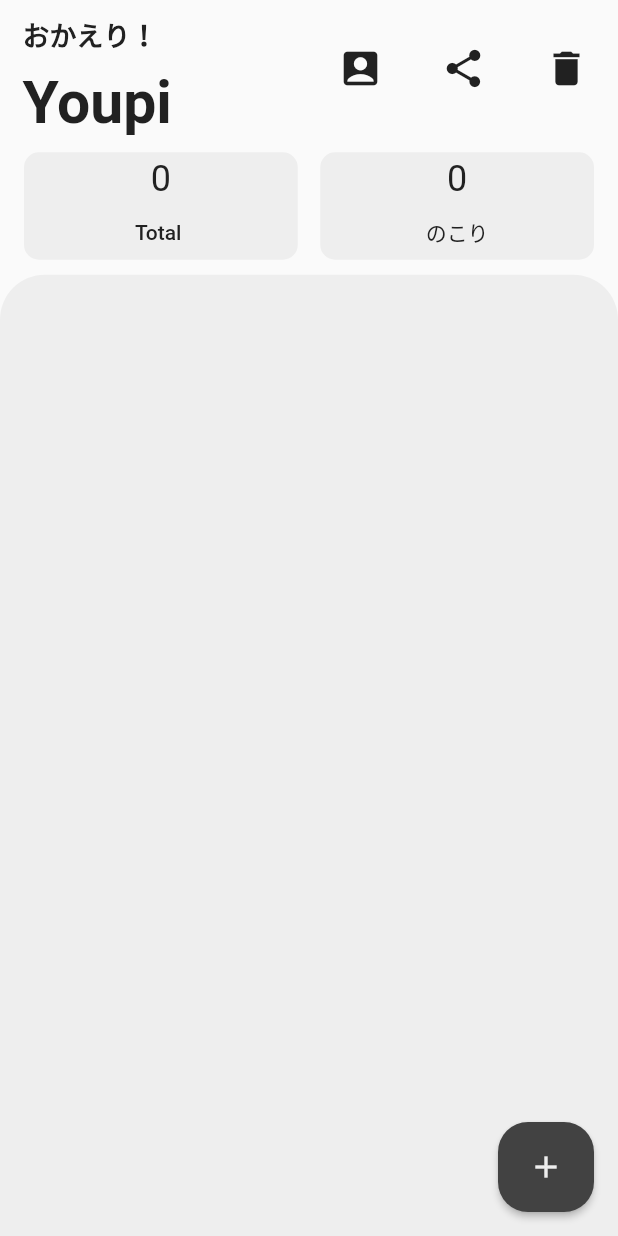
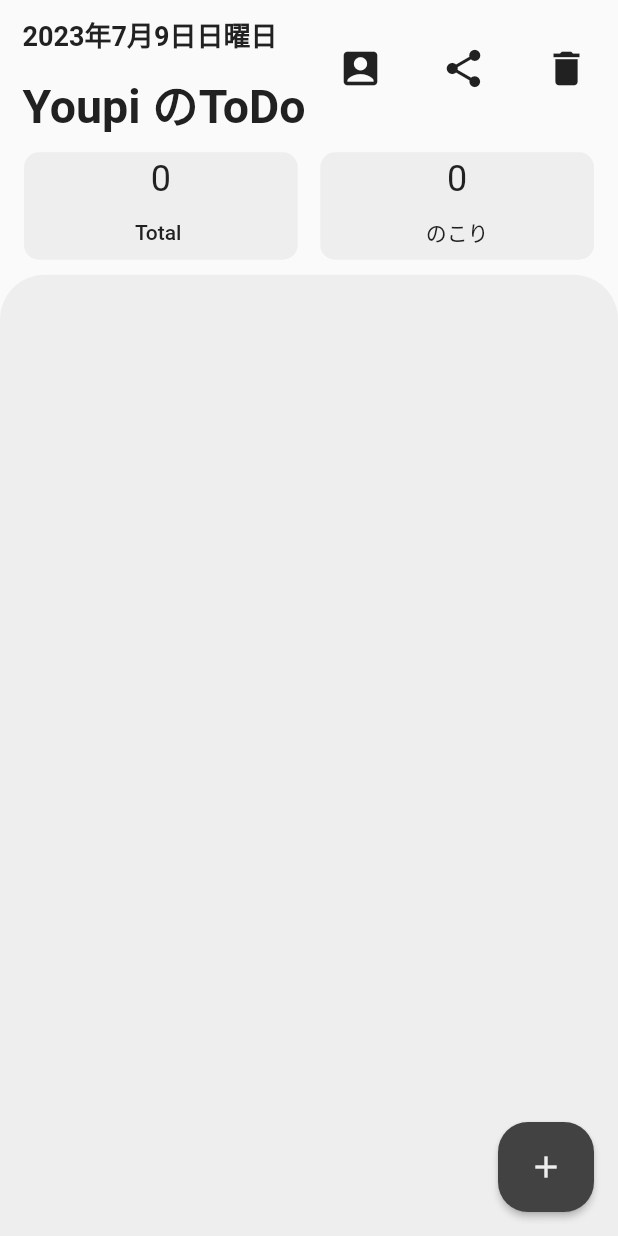
Before and after one commit to sinaxyxx/todolist, a Flutter app: the screen it shows after launch, on a phone screen of 412 x 824 dp. Run offline on Flutter 3.47's test engine with Material 2 defaults, Android fonts, the phone set to English and light mode, and no system bars; our stand-ins replace share_plus.

Commit message:
日付表記

```diff
--- a/lib/brain/const.dart
+++ b/lib/brain/const.dart
@@ -1,10 +1,18 @@
 import 'package:flutter/material.dart';
+import 'package:intl/intl.dart';
 import 'package:list_todo3/brain/task.dart';
 import 'package:list_todo3/brain/user.dart';
+import 'package:intl/intl.dart';
+import 'package:intl/date_symbol_data_local.dart';
 
 class AppViewBrain extends ChangeNotifier {
   List<Task> tasks = <Task>[];
   User user = User('Youpi');
+
+  String getTodayDate() {
+    initializeDateFormatting('ja');
+    return DateFormat.yMMMMEEEEd('ja').format(DateTime.now()).toString();
+  }
 
   Color clrlvl1 = Colors.grey.shade50;
   Color clrlvl2 = Colors.grey.shade200;
--- a/lib/view/header_view.dart
+++ b/lib/view/header_view.dart
@@ -26,7 +26,7 @@ class HeaderView extends StatelessWidget {
                       child: FittedBox(
                           fit: BoxFit.fitHeight,
                           child: Text(
-                            'おかえり！',
+                            '${viewBrain.getTodayDate()}',
                             style: TextStyle(
                                 fontSize: 18,
                                 color: viewBrain.clrlvl4,
@@ -41,7 +41,7 @@ class HeaderView extends StatelessWidget {
                       child: FittedBox(
                           fit: BoxFit.fitHeight,
                           child: Text(
-                            '${viewBrain.username}',
+                            '${viewBrain.username} のToDo',
                             style: TextStyle(
                                 fontSize: 42,
                                 color: viewBrain.clrlvl4,
--- a/pubspec.yaml
+++ b/pubspec.yaml
@@ -32,6 +32,7 @@ dependencies:
     sdk: flutter
   provider: ^6.0.5
   share_plus: ^7.0.2
+  intl: ^0.18.1
   # The following adds the Cupertino Icons font to your application.
   # Use with the CupertinoIcons class for iOS style icons.
   cupertino_icons: ^1.0.2
```
Also changed, not shown: pubspec.lock.
